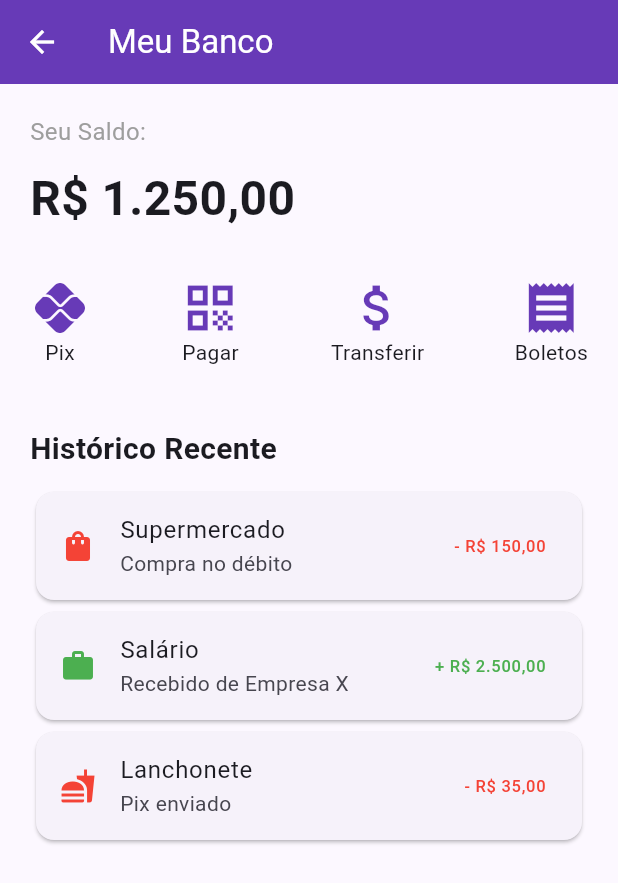
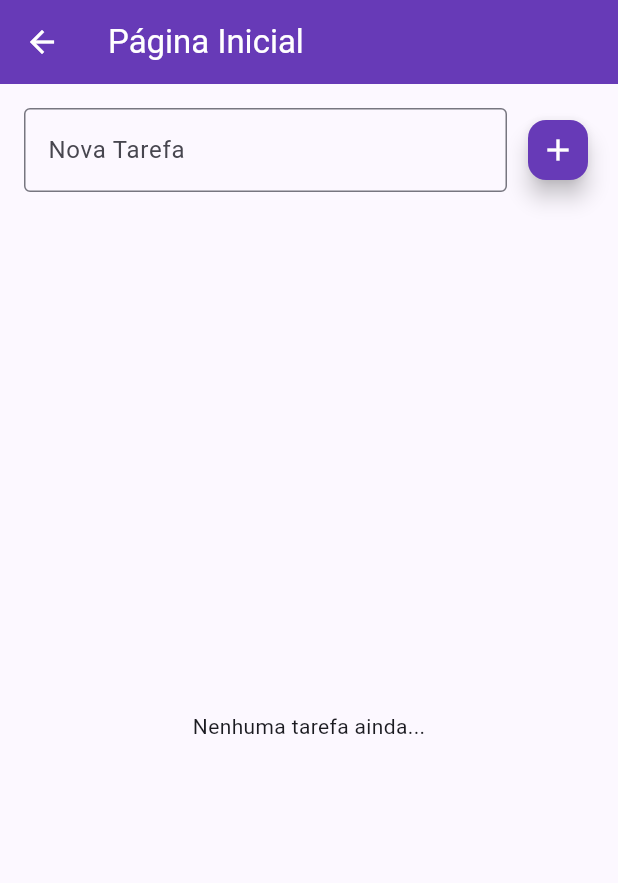
Before and after one commit to enricochicot/conta_banco, a Flutter app: the HomePage screen opened directly, on a phone screen of 412 x 824 dp. Shown: the top 883 px of the screen. Run offline on Flutter 3.47's test engine with Material 3 defaults, Android fonts, the light colour scheme and no system bars.

Commit message:
lista de tarefas

```diff
--- a/lib/controllers/logincontroller.dart
+++ b/lib/controllers/login.dart
@@ -1,7 +1,7 @@
 class LoginController {
  bool validate (String username, String password) {
    // Lógica simples de validação
-   if (username == 'admin@example.com' && password == 'password123') {
+   if (username == 'root' && password == 'root') {
      return true;
    }
    return false;
--- a/lib/pages/homepage.dart
+++ b/lib/pages/homepage.dart
@@ -1,6 +1,7 @@
 import 'package:flutter/material.dart';
 
 class HomePage extends StatefulWidget {
+  // Mantivemos o construtor 'titulo' para não quebrar seu código de Login
   const HomePage({super.key, required this.titulo});
   final String titulo;
 
@@ -9,107 +10,101 @@ class HomePage extends StatefulWidget {
 }
 
 class _HomePageState extends State<HomePage> {
+  // 1. Lista de Tarefas (Memória da tela)
+  final List<String> _tarefas = [];
+
+  // 2. Controlador para ler o texto digitado
+  final TextEditingController recebeAnotacao = TextEditingController();
+
+  // Função que adiciona a tarefa na lista
+  void _adicionarTarefa() {
+    if (recebeAnotacao.text.isNotEmpty) {
+      setState(() {
+        _tarefas.add(recebeAnotacao.text); // Adiciona na lista
+        recebeAnotacao.clear(); // Limpa o campo de digitação
+      });
+    }
+  }
+
+  // Função para remover tarefa ao clicar na lixeira
+  void _removerTarefa(int index) {
+    setState(() {
+      _tarefas.removeAt(index);
+    });
+  }
+
+  void _removerTudo() {
+    setState(() {
+      _tarefas.clear();
+    });
+  }
+
   @override
   Widget build(BuildContext context) {
     return Scaffold(
       appBar: AppBar(
-        title: const Text("Meu Banco"),
-        backgroundColor: Colors.deepPurple, // Cor do Nubank/Inter
-        foregroundColor: Colors.white, // Cor do texto
+        // Usa o título que veio da tela de Login (ex: "Página Inicial")
+        title: Text(widget.titulo),
+        backgroundColor: Colors.deepPurple,
+        foregroundColor: Colors.white,
       ),
-      body: Padding(
-        padding: const EdgeInsets.all(20.0), // Espaço nas bordas da tela
-        child: Column(
-          crossAxisAlignment: CrossAxisAlignment.start, // Alinha tudo à esquerda
+      body: Column(
         children: [
-
-            // 1. ÁREA DO SALDO (Um cartão simples)
-            const Text("Seu Saldo:", style: TextStyle(fontSize: 16, color: Colors.grey)),
-            const SizedBox(height: 10),
-
-            const Text(
-              "R\$ 1.250,00",
-              style: TextStyle(fontSize: 32, fontWeight: FontWeight.bold),
+          // --- PARTE DE CIMA: CAMPO DE TEXTO E BOTÃO ---
+          Padding(
+            padding: const EdgeInsets.all(16.0),
+            child: Row(
+              children: [
+                Expanded(
+                  child: TextField(
+                    controller: recebeAnotacao,
+                    decoration: const InputDecoration(
+                      labelText: 'Nova Tarefa',
+                      hintText: 'Ex: Estudar Flutter',
+                      border: OutlineInputBorder(),
                     ),
-
-            const SizedBox(height: 30), // Espaço para separar
-
-            // 2. BOTÕES DE AÇÃO (Pix, Pagar, etc)
-            Row(
-              mainAxisAlignment: MainAxisAlignment.spaceBetween, // Espalha os botões
-              children: [
-                // Botão 1
-                Column(
-                  children: const [
-                    Icon(Icons.pix, size: 40, color: Colors.deepPurple),
-                    Text("Pix")
-                  ],
                   ),
-                // Botão 2
-                Column(
-                  children: const [
-                    Icon(Icons.qr_code, size: 40, color: Colors.deepPurple),
-                    Text("Pagar")
-                  ],
                 ),
-                // Botão 3
-                Column(
-                  children: const [
-                    Icon(Icons.attach_money, size: 40, color: Colors.deepPurple),
-                    Text("Transferir")
-                  ],
-                ),
-                // Botão 4
-                Column(
-                  children: const [
-                    Icon(Icons.receipt, size: 40, color: Colors.deepPurple),
-                    Text("Boletos")
-                  ],
+                const SizedBox(width: 10),
+                FloatingActionButton(
+                  onPressed: _adicionarTarefa,
+                  backgroundColor: Colors.deepPurple,
+                  child: const Icon(Icons.add, color: Colors.white),
+                  mini: true, // Deixa o botão um pouco menor
                 ),
               ],
             ),
+          ),
 
-            const SizedBox(height: 40), // Espaço grande
-
-            // 3. LISTA DE MOVIMENTAÇÕES (Extrato)
-            const Text(
-              "Histórico Recente",
-              style: TextStyle(fontSize: 20, fontWeight: FontWeight.bold),
+          // --- PARTE DE BAIXO: LISTA DE ITENS ---
+          Expanded(
+            child: _tarefas.isEmpty
+                ? const Center(child: Text("Nenhuma tarefa ainda...")) // Se estiver vazio
+                : ListView.builder(
+                    itemCount: _tarefas.length,
+                    itemBuilder: (context, index) {
+                      return Card(
+                        margin: const EdgeInsets.symmetric(horizontal: 16, vertical: 4),
+                        elevation: 2,
+                        child: ListTile(
+                          leading: CircleAvatar(
+                            backgroundColor: Colors.deepPurple[100],
+                            child: Text("${index + 1}"),
                           ),
-            const SizedBox(height: 10),
-
-            // Item 1
-            Card(
-              child: ListTile(
-                leading: const Icon(Icons.shopping_bag, color: Colors.red), // Ícone na esquerda
-                title: const Text("Supermercado"),
-                subtitle: const Text("Compra no débito"),
-                trailing: const Text("- R\$ 150,00", style: TextStyle(color: Colors.red)), // Valor na direita
+                          title: Text(
+                            _tarefas[index],
+                            style: const TextStyle(fontWeight: FontWeight.bold),
+                          ),
+                          trailing: IconButton(
+                            icon: const Icon(Icons.delete, color: Colors.red),
+                            onPressed: () => _removerTarefa(index),
                           ),
                         ),
-
-            // Item 2
-            Card(
-              child: ListTile(
-                leading: const Icon(Icons.work, color: Colors.green),
-                title: const Text("Salário"),
-                subtitle: const Text("Recebido de Empresa X"),
-                trailing: const Text("+ R\$ 2.500,00", style: TextStyle(color: Colors.green)),
+                      );
+                    },
                   ),
           ),
-
-            // Item 3
-            Card(
-              child: ListTile(
-                leading: const Icon(Icons.fastfood, color: Colors.red),
-                title: const Text("Lanchonete"),
-                subtitle: const Text("Pix enviado"),
-                trailing: const Text("- R\$ 35,00", style: TextStyle(color: Colors.red)),
-              ),
-            ),
-
         ],
-        ),
       ),
     );
   }
--- a/lib/pages/loginpage.dart
+++ b/lib/pages/loginpage.dart
@@ -1,6 +1,6 @@
 import 'package:conta_banco/pages/homepage.dart';
 import 'package:flutter/material.dart';
-import 'package:conta_banco/controllers/logincontroller.dart';
+import 'package:conta_banco/controllers/login.dart';
 
 // A Tela Principal (Que tem movimento/estado)
 class MinhaPaginaPrincipal extends StatefulWidget {
```
Lines whose indentation alone changed are shown as unchanged.
